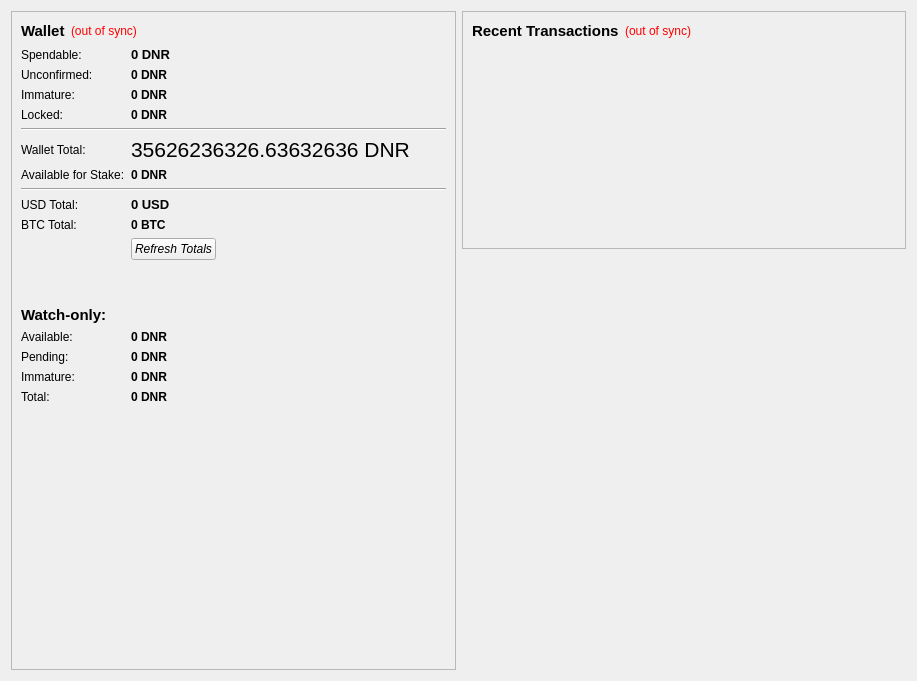
Qt form src/qt/forms/overviewpage.ui (zPools/sonoa) before a commit.
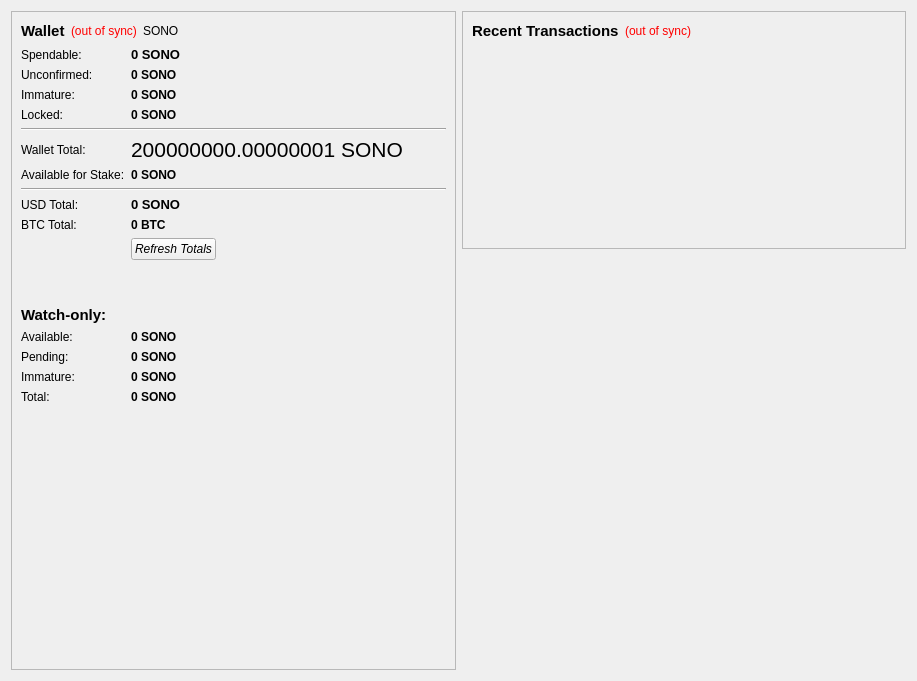
The same form after that commit. Icons and pictures are not drawn.

Patch:
```diff
--- a/src/qt/forms/overviewpage.ui
+++ b/src/qt/forms/overviewpage.ui
@@ -57,6 +57,13 @@
             </property>
            </widget>
           </item>
+          <item>
+           <widget class="QLabel" name="labelTradeLink">
+            <property name="text">
+             <string>SONO</string>
+            </property>
+           </widget>
+          </item>
           <item>
            <spacer name="horizontalSpacer_2">
             <property name="orientation">
@@ -96,7 +103,7 @@
              <string>Total of coins that was staked, and do not yet count toward the current balance</string>
             </property>
             <property name="text">
-             <string notr="true">0 DNR</string>
+             <string notr="true">0 SONO</string>
             </property>
             <property name="textInteractionFlags">
              <set>Qt::LinksAccessibleByMouse|Qt::TextSelectableByKeyboard|Qt::TextSelectableByMouse</set>
@@ -119,7 +126,7 @@
              <string>Your current total balance</string>
             </property>
             <property name="text">
-             <string notr="true">35626236326.63632636 DNR</string>
+             <string notr="true">200000000.00000001 SONO</string>
             </property>
             <property name="textInteractionFlags">
              <set>Qt::LinksAccessibleByMouse|Qt::TextSelectableByKeyboard|Qt::TextSelectableByMouse</set>
@@ -148,7 +155,7 @@
              <string>Current total balance in watch-only addresses</string>
             </property>
             <property name="text">
-             <string notr="true">0 DNR</string>
+             <string notr="true">0 SONO</string>
             </property>
             <property name="alignment">
              <set>Qt::AlignLeading|Qt::AlignLeft|Qt::AlignVCenter</set>
@@ -173,7 +180,7 @@
              <string>Mined balance in watch-only addresses that has not yet matured</string>
             </property>
             <property name="text">
-             <string notr="true">0 DNR</string>
+             <string notr="true">0 SONO</string>
             </property>
             <property name="alignment">
              <set>Qt::AlignLeading|Qt::AlignLeft|Qt::AlignVCenter</set>
@@ -198,7 +205,7 @@
              <string>Your current balance in watch-only addresses</string>
             </property>
             <property name="text">
-             <string notr="true">0 DNR</string>
+             <string notr="true">0 SONO</string>
             </property>
             <property name="alignment">
              <set>Qt::AlignLeading|Qt::AlignLeft|Qt::AlignVCenter</set>
@@ -244,7 +251,7 @@
              <string>Your current spendable balance</string>
             </property>
             <property name="text">
-             <string notr="true">0 DNR</string>
+             <string notr="true">0 SONO</string>
             </property>
             <property name="textInteractionFlags">
              <set>Qt::LinksAccessibleByMouse|Qt::TextSelectableByKeyboard|Qt::TextSelectableByMouse</set>
@@ -267,7 +274,7 @@
              <string>Your current total balance estimated in USD, Rate is not updated often</string>
             </property>
             <property name="text">
-             <string>0 USD</string>
+             <string>0 SONO</string>
             </property>
             <property name="textInteractionFlags">
              <set>Qt::LinksAccessibleByMouse|Qt::TextSelectableByKeyboard|Qt::TextSelectableByMouse</set>
@@ -309,7 +316,7 @@
              <string>Balance from new stakes or coins that is not mature enough to be spent</string>
             </property>
             <property name="text">
-             <string notr="true">0 DNR</string>
+             <string notr="true">0 SONO</string>
             </property>
             <property name="textInteractionFlags">
              <set>Qt::LinksAccessibleByMouse|Qt::TextSelectableByKeyboard|Qt::TextSelectableByMouse</set>
@@ -331,7 +338,7 @@
              <string>Total of transactions that have yet to be confirmed, and do not yet count toward the current balance</string>
             </property>
             <property name="text">
-             <string notr="true">0 DNR</string>
+             <string notr="true">0 SONO</string>
             </property>
             <property name="textInteractionFlags">
              <set>Qt::LinksAccessibleByMouse|Qt::TextSelectableByKeyboard|Qt::TextSelectableByMouse</set>
@@ -491,7 +498,7 @@
              <string>Unconfirmed transactions to watch-only addresses</string>
             </property>
             <property name="text">
-             <string notr="true">0 DNR</string>
+             <string notr="true">0 SONO</string>
             </property>
             <property name="alignment">
              <set>Qt::AlignLeading|Qt::AlignLeft|Qt::AlignVCenter</set>
@@ -516,7 +523,7 @@
              <string>Balance locked from usage, e.g. masternode collateral</string>
             </property>
             <property name="text">
-             <string>0 DNR</string>
+             <string>0 SONO</string>
             </property>
             <property name="textInteractionFlags">
              <set>Qt::TextSelectableByKeyboard|Qt::TextSelectableByMouse</set>
```
